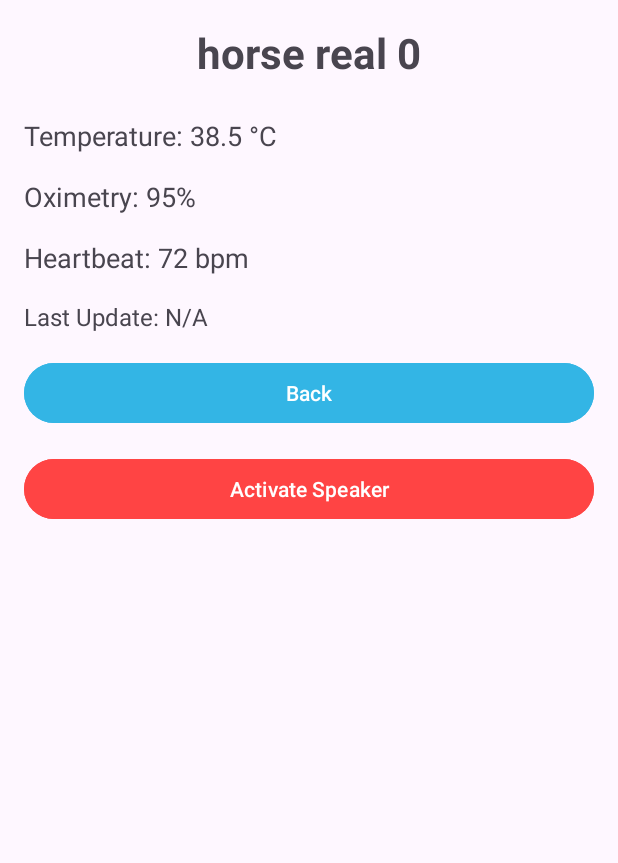
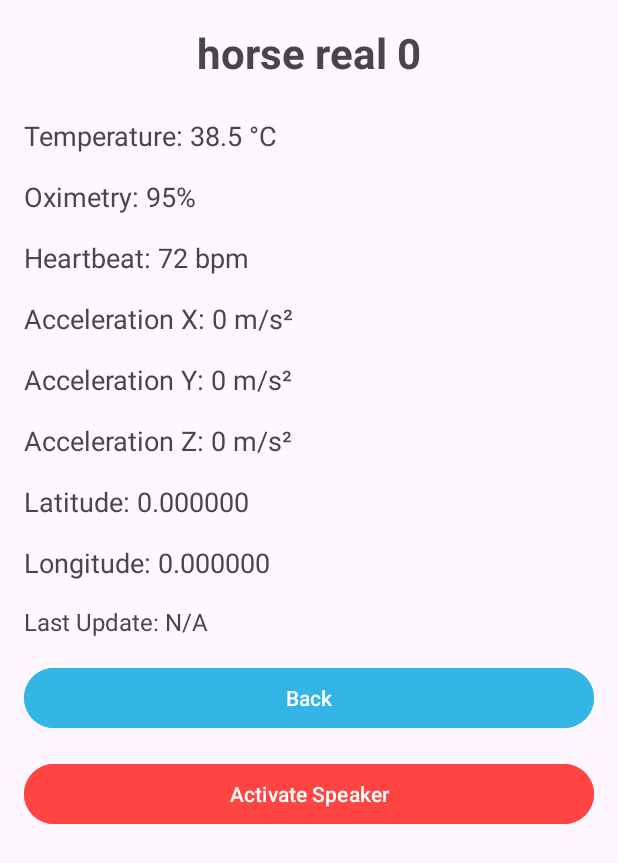
Before and after one commit to nurSamcea/horsesProject, an Android app: the screen it shows after launch (HorseDetailActivity), after a tap on "horse real 0", on a phone screen of 412 x 824 dp. Shown: the top 863 px of the screen. Run offline under Robolectric (Android 15) with nearby library versions, the phone set to English and light mode, and no system bars; libraries missing offline, so code that uses them is left out: com.hivemq.client; 2 statements that could not run were skipped.

Commit message:
all horse data + fix bugs

```diff
--- a/horsesApp/app/src/main/java/com/example/horsesapp/HorseDetailActivity.java
+++ b/horsesApp/app/src/main/java/com/example/horsesapp/HorseDetailActivity.java
@@ -9,47 +9,26 @@ import android.widget.Button;
 import android.widget.TextView;
 import android.widget.Toast;
 import android.view.View;
+import android.os.Build;
 
 import androidx.appcompat.app.AppCompatActivity;
 
 import org.json.JSONException;
 import org.json.JSONObject;
 
+import android.content.IntentFilter;
+import com.example.horsesapp.MainActivity;
+
 public class HorseDetailActivity extends AppCompatActivity {
-
     private static final String TAG = "MQTT";
     private int horseIndex;
     private TextView temperatureView, oximetryView, hrView, horseNameView, lastUpdatedView;
+    private TextView accelerationYView, accelerationXView, accelerationZView, latitudeView, longitudeView;
     private Button activateSpeakerButton; // Button to activate the speaker
 
     String TAG1 = "FRONT MESSAGE mqtt";
 
-    private final BroadcastReceiver updateReceiver = new BroadcastReceiver() {
-
-        @Override
-        public void onReceive(Context context, Intent intent) {
-            String deviceName = intent.getStringExtra("horseName");
-            double temperature = intent.getDoubleExtra("temperature", -1);
-            double oximetry = intent.getDoubleExtra("oximetry", -1);
-            int heartRate = intent.getIntExtra("heartRate", -1);
-            String lastUpdated = intent.getStringExtra("lastUpdated");
-
-            if (deviceName != null && deviceName.equals(horseNameView.getText().toString())) {
-                if (temperature != -1) {
-                    temperatureView.setText(String.format("Temperature: %.1f °C", temperature));
-                }
-                if (oximetry != -1) {
-                    oximetryView.setText(String.format("Oximeter: %.1f%%", oximetry));
-                }
-                if (heartRate != -1) {
-                    hrView.setText(String.format("Heart Rate: %d bpm", heartRate));
-                }
-                if (lastUpdated != null) {
-                    lastUpdatedView.setText(String.format("Last updated: %s", lastUpdated));
-                }
-            }
-        }
-    };
+    private MyReceiver myReceiver;
 
     @Override
     protected void onCreate(Bundle savedInstanceState) {
@@ -60,6 +39,11 @@ public class HorseDetailActivity extends AppCompatActivity {
         temperatureView = findViewById(R.id.temperature);
         oximetryView = findViewById(R.id.oximetry);
         hrView = findViewById(R.id.heart_rate);
+        accelerationXView = findViewById(R.id.acceleration_x);
+        accelerationYView = findViewById(R.id.acceleration_y);
+        accelerationZView = findViewById(R.id.acceleration_z);
+        latitudeView = findViewById(R.id.location_latitude);
+        longitudeView = findViewById(R.id.location_longitude);
         lastUpdatedView = findViewById(R.id.last_updated);
         activateSpeakerButton = findViewById(R.id.activate_speaker_button);
 
@@ -71,16 +55,27 @@ public class HorseDetailActivity extends AppCompatActivity {
 
         MainActivity.HorseData horseData = MainActivity.horseDataMap.get(horseName);
         if (horseData != null) {
-            if (horseData.temperature != -1) {
-                temperatureView.setText(String.format("Temperature: %.1f °C", horseData.temperature));
+            if (horseData.temperature != MainActivity.DEFAULT_VAL_DOUBLE) {
+                temperatureView.setText(String.format("Temperature: %.2f °C", horseData.temperature));
             }
             if (horseData.oximetry != -1) {
-                oximetryView.setText(String.format("Oximeter: %.1f%%", horseData.oximetry));
+                oximetryView.setText(String.format("Oximetry: %d", horseData.oximetry));
             }
             if (horseData.heartRate != -1) {
                 hrView.setText(String.format("Heart Rate: %d bpm", horseData.heartRate));
             }
-            lastUpdatedView.setText(String.format("Last updated: %s", horseData.lastUpdated));
+            if (horseData.lastUpdated != null) {
+                lastUpdatedView.setText(String.format("Last updated: %s", horseData.lastUpdated));
+            }
+            if (horseData.x != MainActivity.DEFAULT_VAL_DOUBLE && horseData.y != MainActivity.DEFAULT_VAL_DOUBLE && horseData.z != MainActivity.DEFAULT_VAL_DOUBLE) {
+                accelerationXView.setText(String.format("Acceleration X: %.2f m/s²", horseData.x));
+                accelerationYView.setText(String.format("Acceleration Y: %.2f m/s²", horseData.y));
+                accelerationZView.setText(String.format("Acceleration Z: %.2f m/s²", horseData.z));
+            }
+            if (horseData.latitude != MainActivity.DEFAULT_VAL_DOUBLE && horseData.longitude != MainActivity.DEFAULT_VAL_DOUBLE) {
+                latitudeView.setText(String.format("Latitude: %.6f", horseData.latitude));
+                longitudeView.setText(String.format("Longitude: %.6f", horseData.longitude));
+            }
         }
 
         // Configure the button to activate the speaker
@@ -130,14 +125,26 @@ public class HorseDetailActivity extends AppCompatActivity {
     }
 
     @Override
-    protected void onDestroy() {
-        super.onDestroy();
-        // Unregister broadcast receiver
-        try {
-            unregisterReceiver(updateReceiver);
-            Log.d(TAG, "Receiver unregistered successfully.");
-        } catch (IllegalArgumentException e) {
-            Log.e(TAG, "Receiver was not registered or already unregistered: " + e.getMessage());
+    protected void onResume() {
+        super.onResume();
+
+        myReceiver = new MyReceiver(temperatureView, oximetryView, hrView, horseNameView,
+                lastUpdatedView, accelerationXView, accelerationYView, accelerationZView,
+                latitudeView, longitudeView);
+        IntentFilter filter = new IntentFilter(MainActivity.ACTION_MY_BROADCAST);
+        if (Build.VERSION.SDK_INT >= Build.VERSION_CODES.S) {
+            registerReceiver(myReceiver, filter, Context.RECEIVER_EXPORTED);
+        } else {
+            registerReceiver(myReceiver, filter);
+        }
+    }
+
+    @Override
+    protected void onPause() {
+        super.onPause();
+
+        if (myReceiver != null) {
+            unregisterReceiver(myReceiver);
         }
     }
 
--- a/horsesApp/app/src/main/java/com/example/horsesapp/MainActivity.java
+++ b/horsesApp/app/src/main/java/com/example/horsesapp/MainActivity.java
@@ -27,14 +27,18 @@ import java.util.Locale;
 import java.util.Map;
 
 public class MainActivity extends AppCompatActivity {
+    public static double DEFAULT_VAL_DOUBLE = -200.0;
+    public static final String ACTION_MY_BROADCAST = "com.example.horsesapp.ACTION_MY_BROADCAST";
 
     public static Map<String, HorseData> horseDataMap = new HashMap<>();
 
     public static class HorseData {
-        public double temperature = -1; // Default temperature
-        public double oximetry = -1;    // Default oximetry
+        public double temperature = DEFAULT_VAL_DOUBLE; // Default temperature
+        public int oximetry = -1;    // Default oximetry
         public int heartRate = -1;      // Default heart rate
         public String lastUpdated = "Not updated"; // Last update time
+        public double x = DEFAULT_VAL_DOUBLE, y = DEFAULT_VAL_DOUBLE, z = DEFAULT_VAL_DOUBLE;
+        public double latitude = DEFAULT_VAL_DOUBLE, longitude = DEFAULT_VAL_DOUBLE;
     }
 
     private final String[] horses = {
@@ -134,9 +138,14 @@ public class MainActivity extends AppCompatActivity {
                         JSONObject jsonMessage = new JSONObject(receivedMessage);
 
                         String deviceName = jsonMessage.optString("deviceName", "unknown");
-                        double temperature = jsonMessage.optDouble("temperature", -1);
-                        double oximetry = jsonMessage.optDouble("oximetry", -1);
+                        double temperature = jsonMessage.optDouble("temperature", DEFAULT_VAL_DOUBLE);
+                        int oximetry = jsonMessage.optInt("oximetry", -1);
                         int heartRate = jsonMessage.optInt("HR", -1);
+                        double x = jsonMessage.optDouble("x", DEFAULT_VAL_DOUBLE);
+                        double y = jsonMessage.optDouble("y", DEFAULT_VAL_DOUBLE);
+                        double z = jsonMessage.optDouble("z", DEFAULT_VAL_DOUBLE);
+                        double latitude = jsonMessage.optDouble("lat", DEFAULT_VAL_DOUBLE);
+                        double longitude = jsonMessage.optDouble("long", DEFAULT_VAL_DOUBLE);
                         boolean alert = jsonMessage.optBoolean("alert", false); // Detect if there's an alert
 
                         // Get current time
@@ -144,20 +153,34 @@ public class MainActivity extends AppCompatActivity {
 
                         // Update data in the map
                         MainActivity.HorseData horseData = MainActivity.horseDataMap.getOrDefault(deviceName, new MainActivity.HorseData());
-                        if (temperature != -1) horseData.temperature = temperature;
+                        if (temperature != DEFAULT_VAL_DOUBLE) horseData.temperature = temperature;
                         if (oximetry != -1) horseData.oximetry = oximetry;
                         if (heartRate != -1) horseData.heartRate = heartRate;
+                        if (x != DEFAULT_VAL_DOUBLE && y != DEFAULT_VAL_DOUBLE && z != DEFAULT_VAL_DOUBLE) {
+                            horseData.x = x;
+                            horseData.y = y;
+                            horseData.z = z;
+                        }
+                        if (latitude != DEFAULT_VAL_DOUBLE && longitude != DEFAULT_VAL_DOUBLE) {
+                            horseData.latitude = latitude;
+                            horseData.longitude = longitude;
+                        }
                         horseData.lastUpdated = currentTime;
 
                         MainActivity.horseDataMap.put(deviceName, horseData);
 
                         // Send broadcast
-                        Intent intent = new Intent("UPDATE_HORSE_DETAILS");
+                        Intent intent = new Intent(ACTION_MY_BROADCAST);
                         intent.putExtra("horseName", deviceName);
                         intent.putExtra("temperature", temperature);
                         intent.putExtra("oximetry", oximetry);
                         intent.putExtra("heartRate", heartRate);
                         intent.putExtra("lastUpdated", currentTime);
+                        intent.putExtra("x", x);
+                        intent.putExtra("y", y);
+                        intent.putExtra("z", z);
+                        intent.putExtra("lat", latitude);
+                        intent.putExtra("long", longitude);
                         sendBroadcast(intent);
 
                         // Show alert if alert=true
--- /dev/null
+++ b/horsesApp/app/src/main/java/com/example/horsesapp/MyReceiver.java
@@ -0,0 +1,69 @@
+package com.example.horsesapp;
+
+import android.content.BroadcastReceiver;
+import android.content.Context;
+import android.content.Intent;
+import android.util.Log;
+import android.widget.TextView;
+
+public class MyReceiver extends BroadcastReceiver {
+    private static final String TAG1 = "FRONT MESSAGE mqtt";
+    private TextView temperatureView, oximetryView, hrView, horseNameView, lastUpdatedView;
+    private TextView accelerationYView, accelerationXView, accelerationZView, latitudeView, longitudeView;
+
+    // Constructor que recibe las referencias de los TextViews
+    public MyReceiver(TextView temperatureView, TextView oximetryView, TextView hrView, TextView horseNameView,
+                          TextView lastUpdatedView, TextView accelerationXView, TextView accelerationYView,
+                          TextView accelerationZView, TextView latitudeView, TextView longitudeView) {
+        this.temperatureView = temperatureView;
+        this.oximetryView = oximetryView;
+        this.hrView = hrView;
+        this.horseNameView = horseNameView;
+        this.lastUpdatedView = lastUpdatedView;
+        this.accelerationXView = accelerationXView;
+        this.accelerationYView = accelerationYView;
+        this.accelerationZView = accelerationZView;
+        this.latitudeView = latitudeView;
+        this.longitudeView = longitudeView;
+    }
+
+    @Override
+    public void onReceive(Context context, Intent intent) {
+        Log.d(TAG1, "onReceive called");
+
+        String deviceName = intent.getStringExtra("horseName");
+        double temperature = intent.getDoubleExtra("temperature", MainActivity.DEFAULT_VAL_DOUBLE);
+        int oximetry = intent.getIntExtra("oximetry", -1);
+        int heartRate = intent.getIntExtra("heartRate", -1);
+        double x = intent.getDoubleExtra("x", MainActivity.DEFAULT_VAL_DOUBLE);
+        double y = intent.getDoubleExtra("y", MainActivity.DEFAULT_VAL_DOUBLE);
+        double z = intent.getDoubleExtra("z", MainActivity.DEFAULT_VAL_DOUBLE);
+        double latitude = intent.getDoubleExtra("lat", MainActivity.DEFAULT_VAL_DOUBLE);
+        double longitude = intent.getDoubleExtra("long", MainActivity.DEFAULT_VAL_DOUBLE);
+        String lastUpdated = intent.getStringExtra("lastUpdated");
+
+        if (deviceName != null && deviceName.equals(horseNameView.getText().toString())) {
+            if (temperature != MainActivity.DEFAULT_VAL_DOUBLE) {
+                temperatureView.setText(String.format("Temperature: %.2f °C", temperature));
+            }
+            if (oximetry != -1) {
+                oximetryView.setText(String.format("Oximeter: %d", oximetry));
+            }
+            if (heartRate != -1) {
+                hrView.setText(String.format("Heart Rate: %d bpm", heartRate));
+            }
+            if (lastUpdated != null) {
+                lastUpdatedView.setText(String.format("Last updated: %s", lastUpdated));
+            }
+            if (x != MainActivity.DEFAULT_VAL_DOUBLE && y != MainActivity.DEFAULT_VAL_DOUBLE && z != MainActivity.DEFAULT_VAL_DOUBLE) {
+                accelerationXView.setText(String.format("Acceleration X: %.2f m/s²", x));
+                accelerationYView.setText(String.format("Acceleration Y: %.2f m/s²", y));
+                accelerationZView.setText(String.format("Acceleration Z: %.2f m/s²", z));
+            }
+            if (latitude != MainActivity.DEFAULT_VAL_DOUBLE && longitude != MainActivity.DEFAULT_VAL_DOUBLE) {
+                latitudeView.setText(String.format("Latitude: %.6f", latitude));
+                longitudeView.setText(String.format("Longitude: %.6f", longitude));
+            }
+        }
+    }
+}
--- a/horsesApp/app/src/main/res/layout/activity_horse_detail.xml
+++ b/horsesApp/app/src/main/res/layout/activity_horse_detail.xml
@@ -43,6 +43,46 @@
             android:layout_marginBottom="16dp" />
 
         <TextView
+            android:id="@+id/acceleration_x"
+            android:layout_width="match_parent"
+            android:layout_height="wrap_content"
+            android:text="Acceleration X: 0 m/s²"
+            android:textSize="18sp"
+            android:layout_marginBottom="16dp" />
+
+        <TextView
+            android:id="@+id/acceleration_y"
+            android:layout_width="match_parent"
+            android:layout_height="wrap_content"
+            android:text="Acceleration Y: 0 m/s²"
+            android:textSize="18sp"
+            android:layout_marginBottom="16dp" />
+
+        <TextView
+            android:id="@+id/acceleration_z"
+            android:layout_width="match_parent"
+            android:layout_height="wrap_content"
+            android:text="Acceleration Z: 0 m/s²"
+            android:textSize="18sp"
+            android:layout_marginBottom="16dp" />
+
+        <TextView
+            android:id="@+id/location_latitude"
+            android:layout_width="match_parent"
+            android:layout_height="wrap_content"
+            android:text="Latitude: 0.000000"
+            android:textSize="18sp"
+            android:layout_marginBottom="16dp" />
+
+        <TextView
+            android:id="@+id/location_longitude"
+            android:layout_width="match_parent"
+            android:layout_height="wrap_content"
+            android:text="Longitude: 0.000000"
+            android:textSize="18sp"
+            android:layout_marginBottom="16dp" />
+
+        <TextView
             android:id="@+id/last_updated"
             android:layout_width="match_parent"
             android:layout_height="wrap_content"
```
Also changed, not shown: horsesApp/app/src/main/AndroidManifest.xml (+13 -2 lines).
